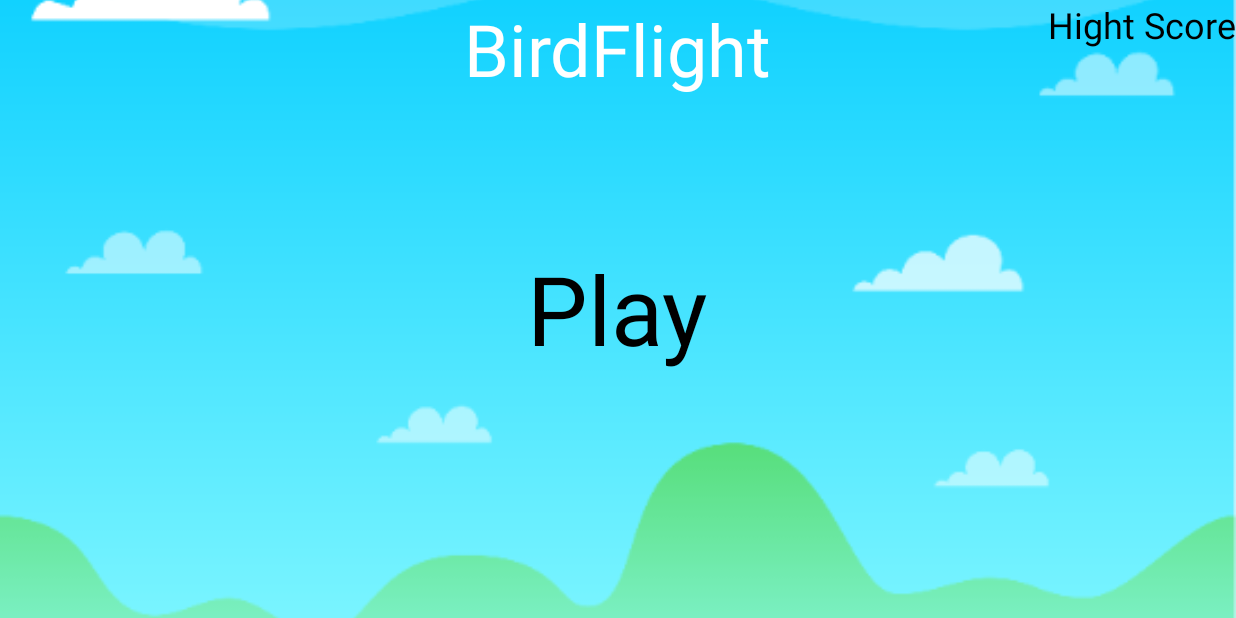
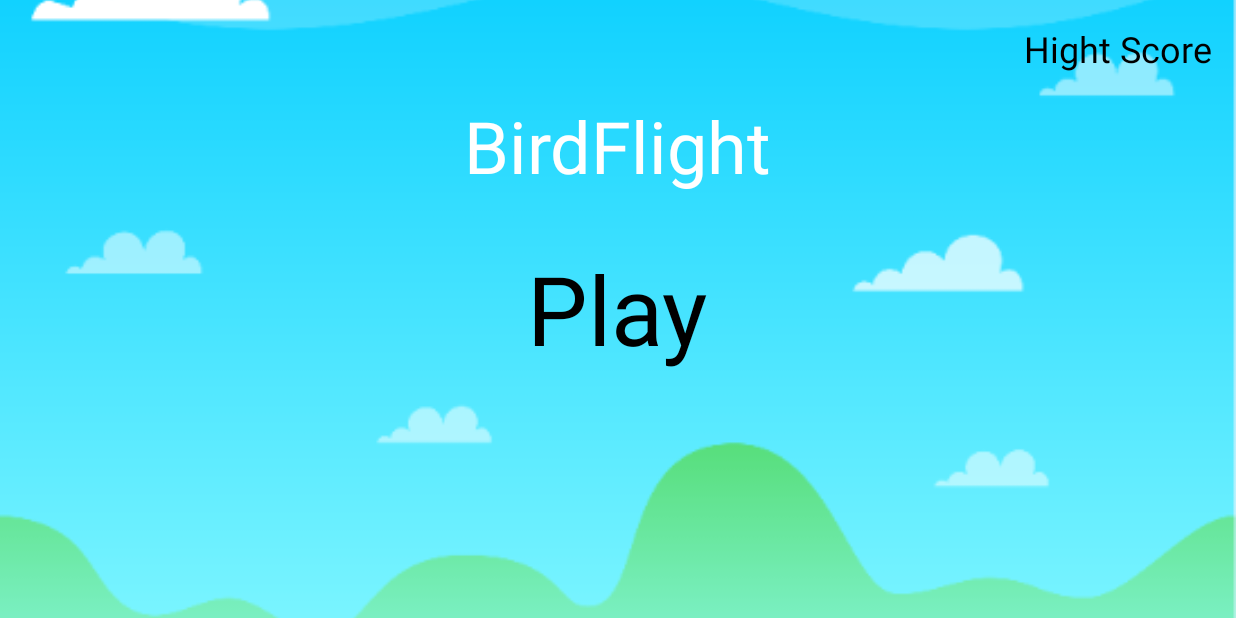
Before and after one commit to minsung6747/AndroidSmartPhoneGame, an Android app: the screen it shows after launch (MainActivity), on a phone screen of 824 x 412 dp (held sideways). Run offline under Robolectric (Android 15) with nearby library versions, the phone set to English and light mode, and no system bars.

Commit message:
fixed view's location

```diff
--- a/app/src/main/res/layout/activity_main.xml
+++ b/app/src/main/res/layout/activity_main.xml
@@ -18,6 +18,8 @@
      android:textSize="48sp"
      android:text="BirdFlight"
      android:textColor="#ffffff"
+     android:layout_above="@id/play"
+     android:layout_below="@id/highScoreTxt"
      android:layout_centerHorizontal="true"/>
  <TextView
      android:layout_width="wrap_content"
@@ -34,6 +36,7 @@
     android:textColor="#000000"
     android:text="Hight Score"
     android:id="@+id/highScoreTxt"
+    android:layout_margin="16dp"
     android:layout_alignParentRight="true"/>
 
 </RelativeLayout>
```
